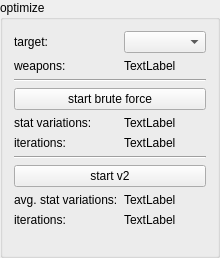
First picture: the form in src/app/optimize_widget.ui, repository hanslhansl/elden-ring-damage-optimizer, before the edit.
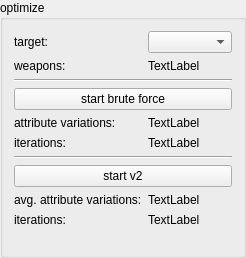
Second picture: the form after the edit.

Patch:
```diff
--- a/src/app/optimize_widget.ui
+++ b/src/app/optimize_widget.ui
@@ -6,7 +6,7 @@
    <rect>
     <x>0</x>
     <y>0</y>
-    <width>220</width>
+    <width>246</width>
     <height>258</height>
    </rect>
   </property>
@@ -53,7 +53,7 @@
      <item row="4" column="0">
       <widget class="QLabel" name="label_9">
        <property name="text">
-        <string>stat variations:</string>
+        <string>attribute variations:</string>
        </property>
       </widget>
      </item>
@@ -88,7 +88,7 @@
      <item row="8" column="0">
       <widget class="QLabel" name="label_11">
        <property name="text">
-        <string>avg. stat variations:</string>
+        <string>avg. attribute variations:</string>
        </property>
       </widget>
      </item>
```
